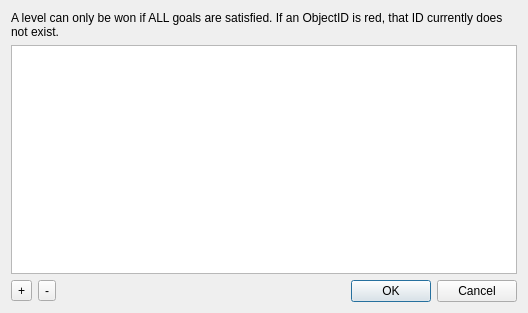
Qt form src/view/GoalEditor.ui (the-butterfly-effect/tbe) before a commit.
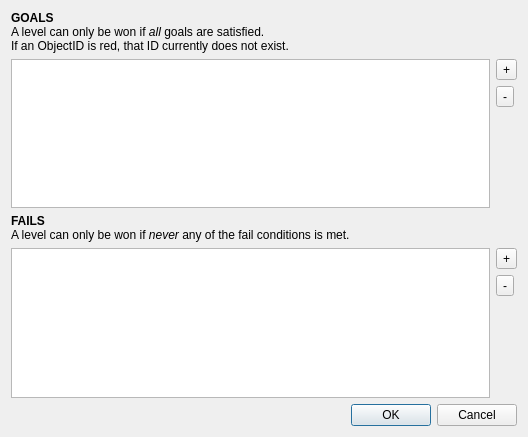
The same form after that commit.

Commit message: resolve ticket:214 by implementing 'Fails' in addition to 'Goals'...

What changed in the file:
```diff
--- a/src/view/GoalEditor.ui
+++ b/src/view/GoalEditor.ui
@@ -7,45 +7,118 @@
     <x>0</x>
     <y>0</y>
     <width>528</width>
-    <height>313</height>
+    <height>437</height>
    </rect>
   </property>
   <property name="windowTitle">
    <string>Dialog</string>
   </property>
-  <layout class="QVBoxLayout" name="verticalLayout">
-   <item>
-    <widget class="QLabel" name="label">
+  <layout class="QGridLayout" name="gridLayout">
+   <item row="0" column="0">
+    <widget class="QLabel" name="labelGoals">
      <property name="text">
-	  <string>A level can only be won if ALL goals are satisfied. If an ObjectID is red, that ID currently does not exist.</string>
+      <string>&lt;!DOCTYPE HTML PUBLIC &quot;-//W3C//DTD HTML 4.0//EN&quot; &quot;http://www.w3.org/TR/REC-html40/strict.dtd&quot;&gt;
+&lt;html&gt;&lt;head&gt;&lt;meta name=&quot;qrichtext&quot; content=&quot;1&quot; /&gt;&lt;style type=&quot;text/css&quot;&gt;
+p, li { white-space: pre-wrap; }
+&lt;/style&gt;&lt;/head&gt;&lt;body style=&quot; font-family:'Sans Serif'; font-size:9pt; font-weight:400; font-style:normal;&quot;&gt;
+&lt;p style=&quot; margin-top:0px; margin-bottom:0px; margin-left:0px; margin-right:0px; -qt-block-indent:0; text-indent:0px;&quot;&gt;&lt;span style=&quot; font-weight:600;&quot;&gt;GOALS&lt;/span&gt;&lt;br /&gt;A level can only be won if &lt;span style=&quot; font-style:italic;&quot;&gt;all&lt;/span&gt; goals are satisfied.&lt;/p&gt;
+&lt;p style=&quot; margin-top:0px; margin-bottom:0px; margin-left:0px; margin-right:0px; -qt-block-indent:0; text-indent:0px;&quot;&gt;If an ObjectID is red, that ID currently does not exist.&lt;/p&gt;&lt;/body&gt;&lt;/html&gt;</string>
      </property>
      <property name="textFormat">
-      <enum>Qt::PlainText</enum>
+      <enum>Qt::RichText</enum>
      </property>
      <property name="wordWrap">
       <bool>true</bool>
      </property>
     </widget>
    </item>
-   <item>
-	<widget class="QTableView" name="tableView"/>
+   <item row="1" column="0">
+    <widget class="QTableView" name="tableViewGoals"/>
    </item>
-   <item>
+   <item row="1" column="1">
+    <layout class="QVBoxLayout" name="verticalLayout">
+     <item>
+      <widget class="QToolButton" name="toolButtonGoalsPlus">
+       <property name="text">
+        <string>+</string>
+       </property>
+      </widget>
+     </item>
+     <item>
+      <widget class="QToolButton" name="toolButtonGoalsMinus">
+       <property name="text">
+        <string>-</string>
+       </property>
+      </widget>
+     </item>
+     <item>
+      <spacer name="verticalSpacer">
+       <property name="orientation">
+        <enum>Qt::Vertical</enum>
+       </property>
+       <property name="sizeHint" stdset="0">
+        <size>
+         <width>20</width>
+         <height>40</height>
+        </size>
+       </property>
+      </spacer>
+     </item>
+    </layout>
+   </item>
+   <item row="2" column="0">
+    <widget class="QLabel" name="labelFails">
+     <property name="text">
+      <string>&lt;!DOCTYPE HTML PUBLIC &quot;-//W3C//DTD HTML 4.0//EN&quot; &quot;http://www.w3.org/TR/REC-html40/strict.dtd&quot;&gt;
+&lt;html&gt;&lt;head&gt;&lt;meta name=&quot;qrichtext&quot; content=&quot;1&quot; /&gt;&lt;style type=&quot;text/css&quot;&gt;
+p, li { white-space: pre-wrap; }
+&lt;/style&gt;&lt;/head&gt;&lt;body style=&quot; font-family:'Sans Serif'; font-size:9pt; font-weight:400; font-style:normal;&quot;&gt;
+&lt;p style=&quot; margin-top:0px; margin-bottom:0px; margin-left:0px; margin-right:0px; -qt-block-indent:0; text-indent:0px;&quot;&gt;&lt;span style=&quot; font-weight:600;&quot;&gt;FAILS&lt;/span&gt;&lt;br /&gt;A level can only be won if &lt;span style=&quot; font-style:italic;&quot;&gt;never&lt;/span&gt; any of the fail conditions is met.&lt;/p&gt;&lt;/body&gt;&lt;/html&gt;</string>
+     </property>
+     <property name="textFormat">
+      <enum>Qt::RichText</enum>
+     </property>
+     <property name="wordWrap">
+      <bool>true</bool>
+     </property>
+    </widget>
+   </item>
+   <item row="3" column="0">
+    <widget class="QTableView" name="tableViewFails"/>
+   </item>
+   <item row="3" column="1">
+    <layout class="QVBoxLayout" name="verticalLayout_2">
+     <item>
+      <widget class="QToolButton" name="toolButtonFailsPlus">
+       <property name="text">
+        <string>+</string>
+       </property>
+      </widget>
+     </item>
+     <item>
+      <widget class="QToolButton" name="toolButtonFailsMinus">
+       <property name="text">
+        <string>-</string>
+       </property>
+      </widget>
+     </item>
+     <item>
+      <spacer name="verticalSpacer_2">
+       <property name="orientation">
+        <enum>Qt::Vertical</enum>
+       </property>
+       <property name="sizeHint" stdset="0">
+        <size>
+         <width>20</width>
+         <height>40</height>
+        </size>
+       </property>
+      </spacer>
+     </item>
+    </layout>
+   </item>
+   <item row="4" column="0" colspan="2">
     <layout class="QHBoxLayout" name="horizontalLayout">
-     <item>
-      <widget class="QToolButton" name="toolButtonPlus">
-       <property name="text">
-        <string>+</string>
-       </property>
-      </widget>
-     </item>
-     <item>
-      <widget class="QToolButton" name="toolButtonMinus">
-       <property name="text">
-        <string>-</string>
-       </property>
-      </widget>
-     </item>
      <item>
       <spacer name="horizontalSpacer">
        <property name="orientation">
@@ -53,7 +126,7 @@
        </property>
        <property name="sizeHint" stdset="0">
         <size>
-         <width>40</width>
+         <width>108</width>
          <height>20</height>
         </size>
        </property>
```
Left out of the diff: 2 changed lines with no effect on the pictures. The commit also changes 10 other files.
